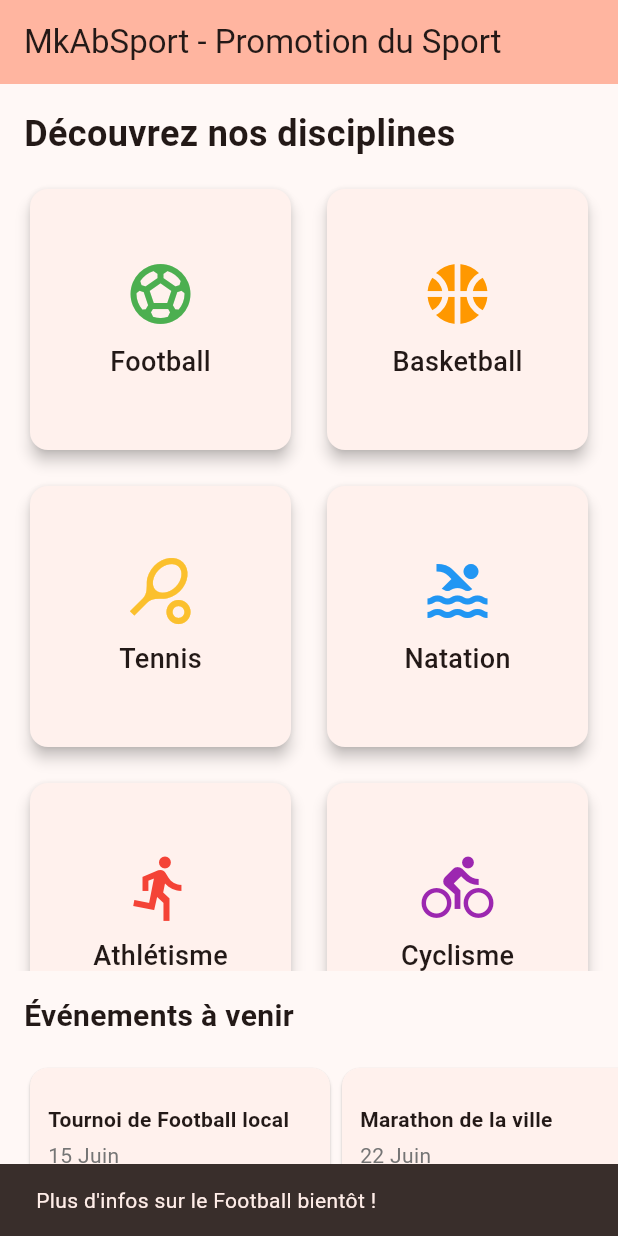
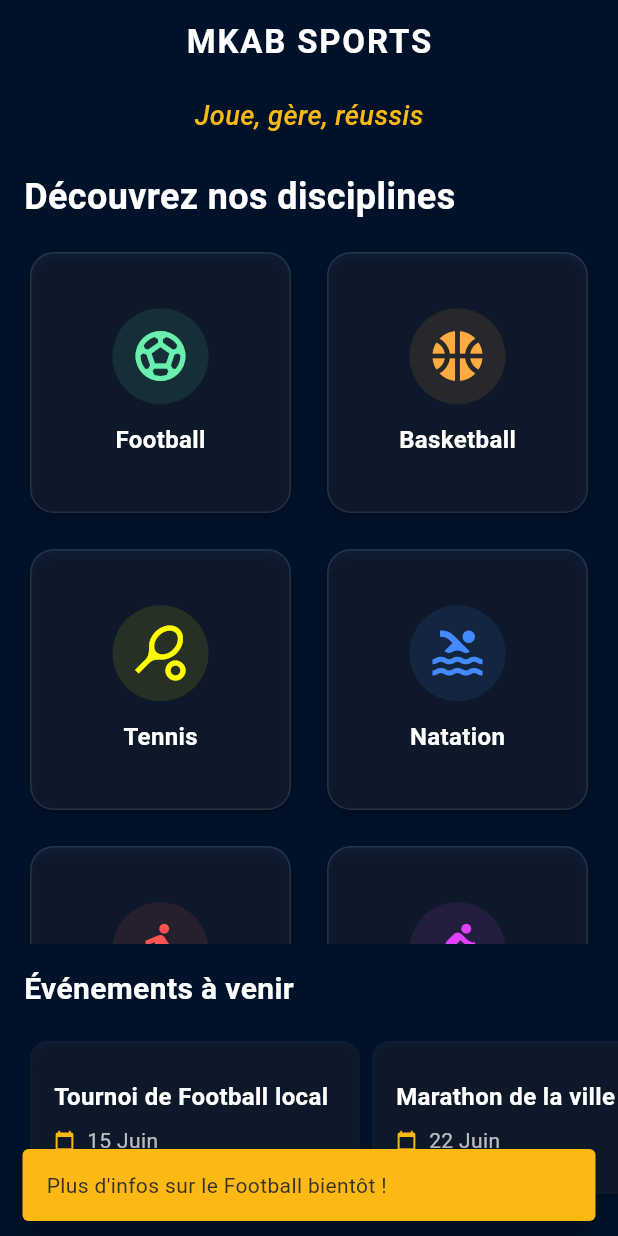
Before and after one commit to kktravel-com/mkabsport, a Flutter app: the screen it shows after launch, after a tap on "Football", on a phone screen of 412 x 824 dp. Run offline on Flutter 3.47's test engine with Material 3 defaults, Android fonts, the phone set to English and light mode, and no system bars.

Commit message:
Update brand identity and configure Netlify deployment
- Applied Dark Blue and Gold color scheme from logo.
- Added slogan "Joue, gère, réussis" to the homepage.
- Created `netlify.toml` for automatic web deployment.
- Updated widget tests to reflect UI changes.

Co-authored-by: kktravel-com <233989840+kktravel-com@users.noreply.github.com>

```diff
--- a/lib/main.dart
+++ b/lib/main.dart
@@ -9,10 +9,23 @@ class MkAbSportApp extends StatelessWidget {
 
   @override
   Widget build(BuildContext context) {
+    // Brand Colors from logo
+    const Color brandDarkBlue = Color(0xFF001229);
+    const Color brandGold = Color(0xFFFDB913);
+
     return MaterialApp(
       title: 'MkAbSport',
+      debugShowCheckedModeBanner: false,
       theme: ThemeData(
-        colorScheme: ColorScheme.fromSeed(seedColor: Colors.deepOrange),
+        colorScheme: ColorScheme.fromSeed(
+          seedColor: brandGold,
+          primary: brandGold,
+          onPrimary: brandDarkBlue,
+          surface: brandDarkBlue,
+          onSurface: Colors.white,
+          brightness: Brightness.dark,
+        ),
+        scaffoldBackgroundColor: brandDarkBlue,
         useMaterial3: true,
       ),
       home: const SportsHomePage(),
@@ -26,22 +39,41 @@ class SportsHomePage extends StatelessWidget {
   @override
   Widget build(BuildContext context) {
     final List<SportCategory> categories = [
-      SportCategory(name: 'Football', icon: Icons.sports_soccer, color: Colors.green),
-      SportCategory(name: 'Basketball', icon: Icons.sports_basketball, color: Colors.orange),
-      SportCategory(name: 'Tennis', icon: Icons.sports_tennis, color: Colors.yellow.shade700),
-      SportCategory(name: 'Natation', icon: Icons.pool, color: Colors.blue),
-      SportCategory(name: 'Athlétisme', icon: Icons.directions_run, color: Colors.red),
-      SportCategory(name: 'Cyclisme', icon: Icons.directions_bike, color: Colors.purple),
+      SportCategory(name: 'Football', icon: Icons.sports_soccer, color: Colors.greenAccent),
+      SportCategory(name: 'Basketball', icon: Icons.sports_basketball, color: Colors.orangeAccent),
+      SportCategory(name: 'Tennis', icon: Icons.sports_tennis, color: Colors.yellowAccent),
+      SportCategory(name: 'Natation', icon: Icons.pool, color: Colors.blueAccent),
+      SportCategory(name: 'Athlétisme', icon: Icons.directions_run, color: Colors.redAccent),
+      SportCategory(name: 'Cyclisme', icon: Icons.directions_bike, color: Colors.purpleAccent),
     ];
 
     return Scaffold(
       appBar: AppBar(
-        title: const Text('MkAbSport - Promotion du Sport'),
-        backgroundColor: Theme.of(context).colorScheme.inversePrimary,
+        title: const Text(
+          'MKAB SPORTS',
+          style: TextStyle(fontWeight: FontWeight.bold, letterSpacing: 1.2),
+        ),
+        centerTitle: true,
+        backgroundColor: Colors.transparent,
+        elevation: 0,
       ),
       body: Column(
         crossAxisAlignment: CrossAxisAlignment.start,
         children: [
+          Center(
+            child: Padding(
+              padding: const EdgeInsets.symmetric(vertical: 8.0),
+              child: Text(
+                'Joue, gère, réussis',
+                style: TextStyle(
+                  fontSize: 18,
+                  fontStyle: FontStyle.italic,
+                  color: Theme.of(context).colorScheme.primary,
+                  fontWeight: FontWeight.w500,
+                ),
+              ),
+            ),
+          ),
           const Padding(
             padding: EdgeInsets.all(16.0),
             child: Text(
@@ -72,8 +104,8 @@ class SportsHomePage extends StatelessWidget {
             ),
           ),
           Container(
-            height: 100,
-            margin: const EdgeInsets.only(bottom: 16),
+            height: 110,
+            margin: const EdgeInsets.only(bottom: 24),
             child: ListView(
               scrollDirection: Axis.horizontal,
               padding: const EdgeInsets.symmetric(horizontal: 16),
@@ -106,22 +138,38 @@ class SportCard extends StatelessWidget {
   @override
   Widget build(BuildContext context) {
     return Card(
-      elevation: 4,
-      shape: RoundedRectangleBorder(borderRadius: BorderRadius.circular(12)),
+      elevation: 2,
+      color: Colors.white.withOpacity(0.05),
+      shape: RoundedRectangleBorder(
+        borderRadius: BorderRadius.circular(16),
+        side: BorderSide(color: Colors.white.withOpacity(0.1)),
+      ),
       child: InkWell(
+        borderRadius: BorderRadius.circular(16),
         onTap: () {
           ScaffoldMessenger.of(context).showSnackBar(
-            SnackBar(content: Text('Plus d\'infos sur le ${category.name} bientôt !')),
+            SnackBar(
+              content: Text('Plus d\'infos sur le ${category.name} bientôt !'),
+              backgroundColor: Theme.of(context).colorScheme.primary,
+              behavior: SnackBarBehavior.floating,
+            ),
           );
         },
         child: Column(
           mainAxisAlignment: MainAxisAlignment.center,
           children: [
-            Icon(category.icon, size: 48, color: category.color),
-            const SizedBox(height: 8),
+            Container(
+              padding: const EdgeInsets.all(12),
+              decoration: BoxDecoration(
+                color: category.color.withOpacity(0.1),
+                shape: BoxShape.circle,
+              ),
+              child: Icon(category.icon, size: 40, color: category.color),
+            ),
+            const SizedBox(height: 12),
             Text(
               category.name,
-              style: const TextStyle(fontSize: 18, fontWeight: FontWeight.w500),
+              style: const TextStyle(fontSize: 16, fontWeight: FontWeight.bold),
             ),
           ],
         ),
@@ -139,21 +187,32 @@ class EventCard extends StatelessWidget {
   @override
   Widget build(BuildContext context) {
     return Card(
+      color: Colors.white.withOpacity(0.05),
+      shape: RoundedRectangleBorder(borderRadius: BorderRadius.circular(12)),
       child: Container(
-        width: 200,
-        padding: const EdgeInsets.all(12),
+        width: 220,
+        padding: const EdgeInsets.all(16),
         child: Column(
           crossAxisAlignment: CrossAxisAlignment.start,
           mainAxisAlignment: MainAxisAlignment.center,
           children: [
             Text(
               name,
-              style: const TextStyle(fontWeight: FontWeight.bold),
+              style: const TextStyle(fontWeight: FontWeight.bold, fontSize: 16),
               maxLines: 1,
               overflow: TextOverflow.ellipsis,
             ),
-            const SizedBox(height: 4),
-            Text(date, style: TextStyle(color: Colors.grey.shade600)),
+            const SizedBox(height: 8),
+            Row(
+              children: [
+                Icon(Icons.calendar_today, size: 14, color: Theme.of(context).colorScheme.primary),
+                const SizedBox(width: 8),
+                Text(
+                  date,
+                  style: TextStyle(color: Colors.white.withAlpha(180), fontSize: 14),
+                ),
+              ],
+            ),
           ],
         ),
       ),
```
Also changed, not shown: 2 other files.
